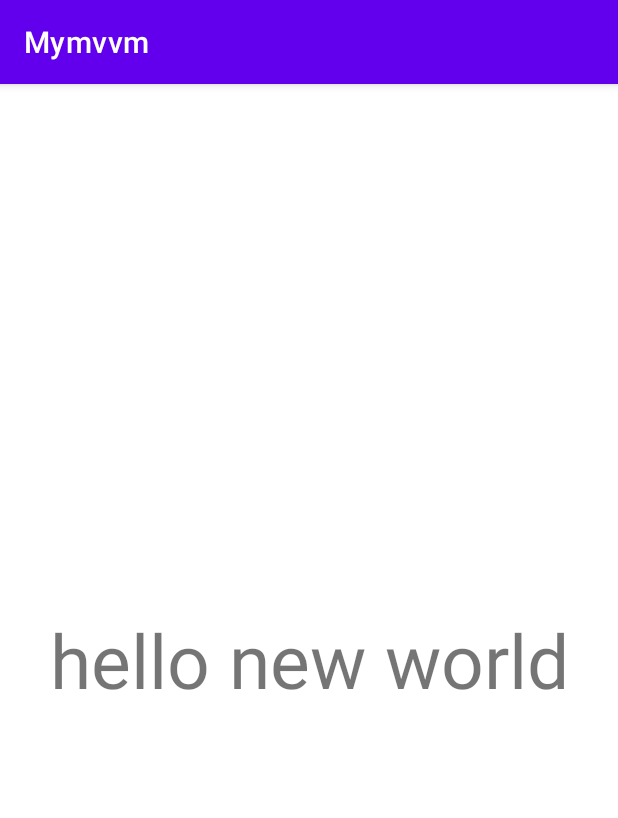
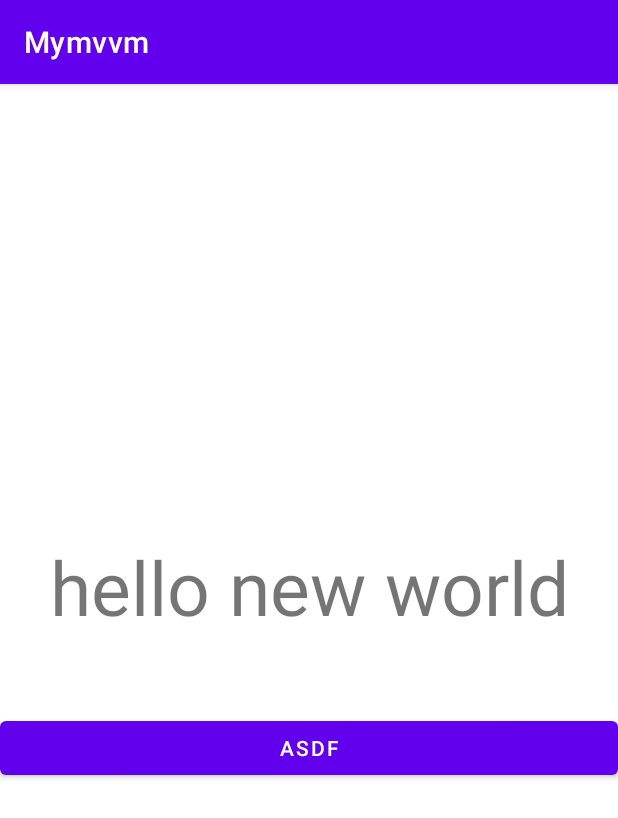
Before and after one commit to pjshin3/android_kotlin_mvvm_architecture, an Android app: the screen it shows after launch (MainActivity), on a phone screen of 412 x 824 dp. Shown: the top 818 px of the screen. Run offline under Robolectric (Android 15) with nearby library versions, the phone set to English and light mode, and no system bars; our stand-ins replace Room's generated code, data binding.

```diff
--- a/app/src/main/java/com/example/mymvvm/HostFragment.kt
+++ b/app/src/main/java/com/example/mymvvm/HostFragment.kt
@@ -2,6 +2,7 @@ package com.example.mymvvm
 
 import android.os.Bundle
 import android.util.Log
+import android.view.MotionEvent
 import android.view.View
 import com.example.mymvvm.databinding.FragmentHostBinding
 import com.example.mymvvm.viewmodele.CommonViewModel
@@ -14,7 +15,13 @@ class HostFragment : BaseFragment<FragmentHostBinding>(
 
     override fun onViewCreated(view: View, savedInstanceState: Bundle?) {
         super.onViewCreated(view, savedInstanceState)
+        binding.buttonview.setOnClickListener { viewmodel.getApiSomeText() }
+        subscribeUi()
+    }
 
-        binding.textview.setOnClickListener { Log.e("philip","werwerwr ${viewmodel.textChange() }")}
+    fun subscribeUi(){
+        viewmodel.tmpLiveData.observe(viewLifecycleOwner){
+            binding.textview.text = it
+        }
     }
 }
--- /dev/null
+++ b/app/src/main/java/com/example/mymvvm/repository/IApiservice.kt
@@ -0,0 +1,7 @@
+package com.example.mymvvm.repository
+
+import com.example.mymvvm.api.Apiservice
+
+interface IApiservice{
+    fun getString() : String
+}
--- a/app/src/main/java/com/example/mymvvm/repository/LocalRepo.kt
+++ b/app/src/main/java/com/example/mymvvm/repository/LocalRepo.kt
@@ -1,4 +1,8 @@
 package com.example.mymvvm.repository
 
-interface LocalRepo {
+import com.example.mymvvm.data.Appdatabase
+import com.example.mymvvm.data.TmpDataModel
+
+interface IDatabaseService {
+    fun getTmpmodel(): TmpDataModel
 }
--- a/app/src/main/java/com/example/mymvvm/repository/RemoteRepo.kt
+++ /dev/null
@@ -1,4 +0,0 @@
-package com.example.mymvvm.repository
-
-interface RemoteRepo {
-}
--- a/app/src/main/java/com/example/mymvvm/viewmodele/CommonViewModel.kt
+++ b/app/src/main/java/com/example/mymvvm/viewmodele/CommonViewModel.kt
@@ -3,10 +3,19 @@ package com.example.mymvvm.viewmodele
 import androidx.lifecycle.LiveData
 import androidx.lifecycle.MutableLiveData
 import androidx.lifecycle.ViewModel
+import com.example.mymvvm.data.TmpDataModel
 import com.example.mymvvm.repository.Repository
 
 class CommonViewModel(
     val repository: Repository
 ) : ViewModel(){
-    fun textChange() = "WORLD NEW HELLO"
+
+    private var _tmpLivedata : MutableLiveData<String> = MutableLiveData()
+    val tmpLiveData : LiveData<String>
+        get() = _tmpLivedata
+
+    fun getApiSomeText() {
+        _tmpLivedata.postValue(repository.getApiSomeString())
+    }
+    fun getDatabaseSomeModel(): TmpDataModel = repository.getDatabaseTmpmodel()
 }
--- a/app/src/main/res/layout/fragment_host.xml
+++ b/app/src/main/res/layout/fragment_host.xml
@@ -4,14 +4,23 @@
 
     <LinearLayout
         android:layout_width="match_parent"
-        android:layout_height="match_parent">
+        android:layout_height="match_parent"
+        android:gravity="center"
+        android:orientation="vertical">
         <TextView
             android:id="@+id/textview"
             android:gravity="center"
             android:layout_width="match_parent"
-            android:layout_height="match_parent"
+            android:layout_height="wrap_content"
             android:textSize="50sp"
             android:text="hello new world"/>
+
+        <Button
+            android:id="@+id/buttonview"
+            android:layout_marginTop="50dp"
+            android:text="asdf"
+            android:layout_width="match_parent"
+            android:layout_height="wrap_content"/>
     </LinearLayout>
 
 </layout>
```
Also changed, not shown: app/src/main/java/com/example/mymvvm/repository/Repository.kt (+28 -1 lines).
